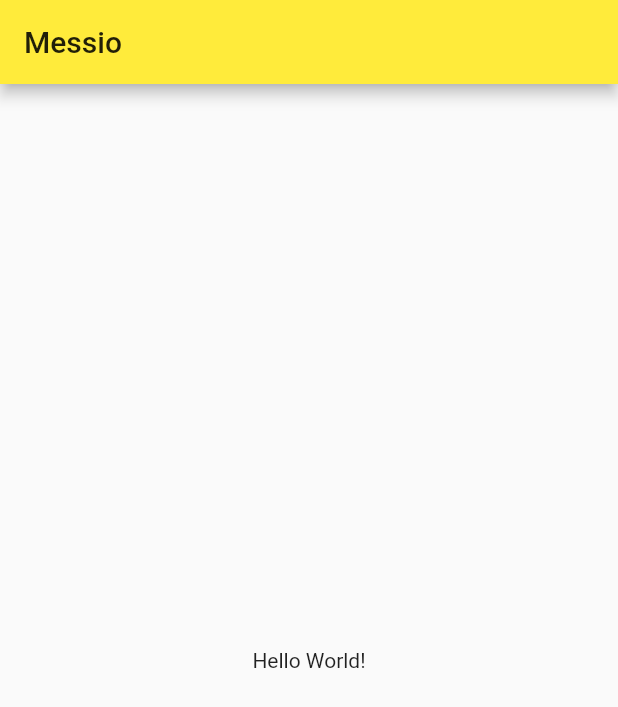
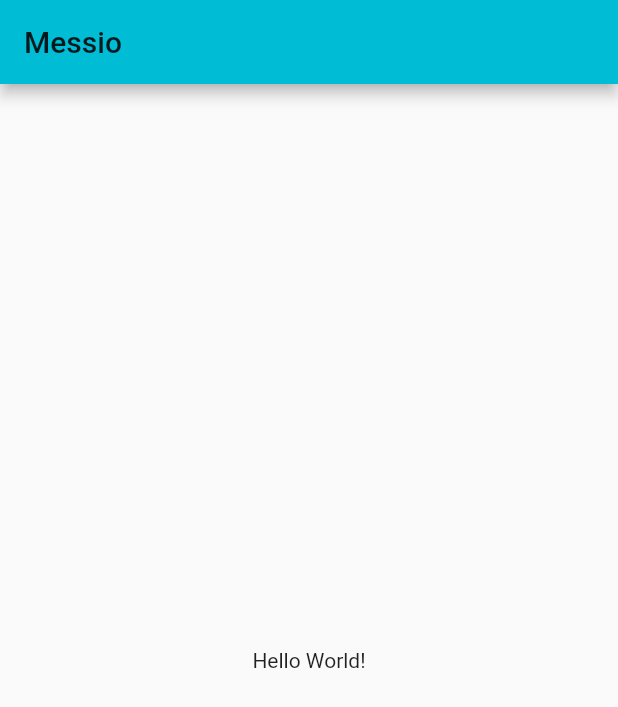
Before and after one commit to maybeabhishek/messio, a Flutter app: the screen it shows after launch, on a phone screen of 412 x 824 dp. Shown: the top 707 px of the screen. Run offline on Flutter 3.47's test engine with Material 2 defaults, Android fonts, the phone set to English and light mode, and no system bars.

```diff
--- a/messio/lib/main.dart
+++ b/messio/lib/main.dart
@@ -9,7 +9,7 @@ class MyApp extends StatelessWidget {
     return MaterialApp(
       title: 'Messio',
       theme: ThemeData(
-        primarySwatch: Colors.yellow,
+        primarySwatch: Colors.cyan,
       ),
       home: MyHomePage(title: 'Messio'),
     );
```
Also changed, not shown: 2 other files.
